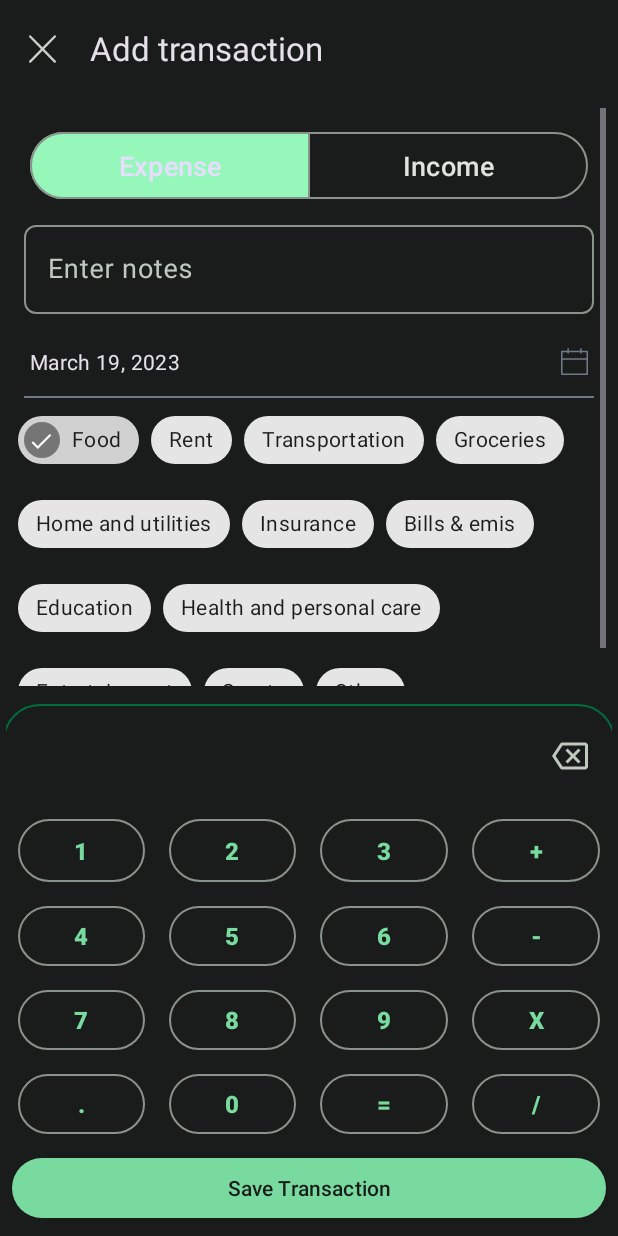
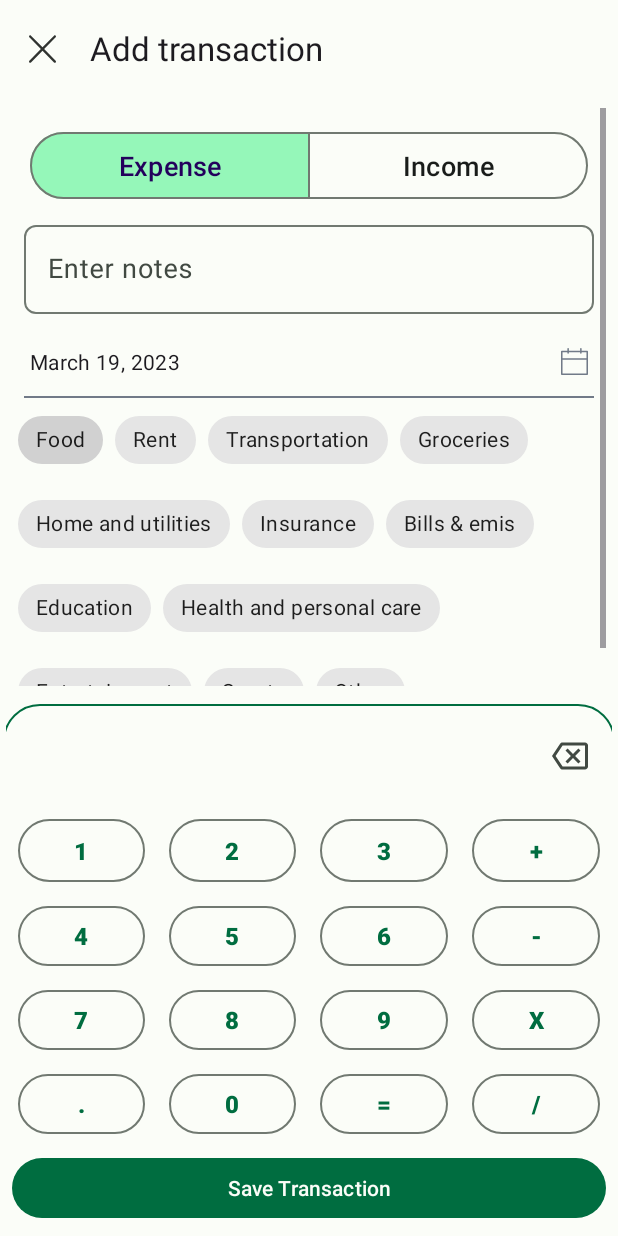
Before and after one commit to Kavin511/expense_manager, an Android app built with Jetpack Compose: the TransactionActivity screen opened directly, with no data from a screen before it, on a phone screen of 412 x 824 dp. Run offline under Robolectric (Android 15) with nearby library versions, the phone set to English and light mode, and no system bars; our stand-ins replace Dagger/Hilt's generated code, Room's generated code.

Commit message:
updated package name

```diff
--- a/core-ui/src/main/res/values/themes.xml
+++ b/core-ui/src/main/res/values/themes.xml
@@ -1,31 +1,31 @@
+<resources>
 
-<resources>
-    <style name="AppTheme" parent="Theme.Material3.Dark.NoActionBar">
-        <item name="colorPrimary">@color/md_theme_dark_primary</item>
-        <item name="colorOnPrimary">@color/md_theme_dark_onPrimary</item>
-        <item name="colorPrimaryContainer">@color/md_theme_dark_primaryContainer</item>
-        <item name="colorOnPrimaryContainer">@color/md_theme_dark_onPrimaryContainer</item>
-        <item name="colorSecondary">@color/md_theme_dark_secondary</item>
-        <item name="colorOnSecondary">@color/md_theme_dark_onSecondary</item>
-        <item name="colorSecondaryContainer">@color/md_theme_dark_secondaryContainer</item>
-        <item name="colorOnSecondaryContainer">@color/md_theme_dark_onSecondaryContainer</item>
-        <item name="colorTertiary">@color/md_theme_dark_tertiary</item>
-        <item name="colorOnTertiary">@color/md_theme_dark_onTertiary</item>
-        <item name="colorTertiaryContainer">@color/md_theme_dark_tertiaryContainer</item>
-        <item name="colorOnTertiaryContainer">@color/md_theme_dark_onTertiaryContainer</item>
-        <item name="colorError">@color/md_theme_dark_error</item>
-        <item name="colorErrorContainer">@color/md_theme_dark_errorContainer</item>
-        <item name="colorOnError">@color/md_theme_dark_onError</item>
-        <item name="colorOnErrorContainer">@color/md_theme_dark_onErrorContainer</item>
-        <item name="android:colorBackground">@color/md_theme_dark_background</item>
-        <item name="colorOnBackground">@color/md_theme_dark_onBackground</item>
-        <item name="colorSurface">@color/md_theme_dark_surface</item>
-        <item name="colorOnSurface">@color/md_theme_dark_onSurface</item>
-        <item name="colorSurfaceVariant">@color/md_theme_dark_surfaceVariant</item>
-        <item name="colorOnSurfaceVariant">@color/md_theme_dark_onSurfaceVariant</item>
-        <item name="colorOutline">@color/md_theme_dark_outline</item>
-        <item name="colorOnSurfaceInverse">@color/md_theme_dark_inverseOnSurface</item>
-        <item name="colorSurfaceInverse">@color/md_theme_dark_inverseSurface</item>
-        <item name="colorPrimaryInverse">@color/md_theme_dark_inversePrimary</item>
+    <style name="AppTheme" parent="Theme.Material3.Light.NoActionBar">
+        <item name="colorPrimary">@color/md_theme_light_primary</item>
+        <item name="colorOnPrimary">@color/md_theme_light_onPrimary</item>
+        <item name="colorPrimaryContainer">@color/md_theme_light_primaryContainer</item>
+        <item name="colorOnPrimaryContainer">@color/md_theme_light_onPrimaryContainer</item>
+        <item name="colorSecondary">@color/md_theme_light_secondary</item>
+        <item name="colorOnSecondary">@color/md_theme_light_onSecondary</item>
+        <item name="colorSecondaryContainer">@color/md_theme_light_secondaryContainer</item>
+        <item name="colorOnSecondaryContainer">@color/md_theme_light_onSecondaryContainer</item>
+        <item name="colorTertiary">@color/md_theme_light_tertiary</item>
+        <item name="colorOnTertiary">@color/md_theme_light_onTertiary</item>
+        <item name="colorTertiaryContainer">@color/md_theme_light_tertiaryContainer</item>
+        <item name="colorOnTertiaryContainer">@color/md_theme_light_onTertiaryContainer</item>
+        <item name="colorError">@color/md_theme_light_error</item>
+        <item name="colorErrorContainer">@color/md_theme_light_errorContainer</item>
+        <item name="colorOnError">@color/md_theme_light_onError</item>
+        <item name="colorOnErrorContainer">@color/md_theme_light_onErrorContainer</item>
+        <item name="android:colorBackground">@color/md_theme_light_background</item>
+        <item name="colorOnBackground">@color/md_theme_light_onBackground</item>
+        <item name="colorSurface">@color/md_theme_light_surface</item>
+        <item name="colorOnSurface">@color/md_theme_light_onSurface</item>
+        <item name="colorSurfaceVariant">@color/md_theme_light_surfaceVariant</item>
+        <item name="colorOnSurfaceVariant">@color/md_theme_light_onSurfaceVariant</item>
+        <item name="colorOutline">@color/md_theme_light_outline</item>
+        <item name="colorOnSurfaceInverse">@color/md_theme_light_inverseOnSurface</item>
+        <item name="colorSurfaceInverse">@color/md_theme_light_inverseSurface</item>
+        <item name="colorPrimaryInverse">@color/md_theme_light_inversePrimary</item>
     </style>
 </resources>
--- a/transactions/src/main/java/com/devstudio/transactions/acivity/TransactionActivity.kt
+++ b/transactions/src/main/java/com/devstudio/transactions/acivity/TransactionActivity.kt
@@ -175,6 +175,7 @@ class TransactionActivity : AppCompatActivity() {
                 if (selectedCategoryIndex == index) {
                     chip.isChecked = true
                 }
+                chip.checkedIcon =null
                 chip.setOnClickListener {
                     selectedCategoryIndex = index
                 }
--- a/transactions/src/main/res/layout/activity_transaction.xml
+++ b/transactions/src/main/res/layout/activity_transaction.xml
@@ -5,7 +5,7 @@
     android:layout_width="match_parent"
     android:layout_height="wrap_content"
     android:orientation="vertical"
-    tools:context="com.devstudio.transactions.transaction.acivity.TransactionActivity">
+    tools:context="com.devstudio.transactions.acivity.TransactionActivity">
 
     <com.google.android.material.appbar.AppBarLayout
         android:id="@+id/topAppBar_wrapper"
```
